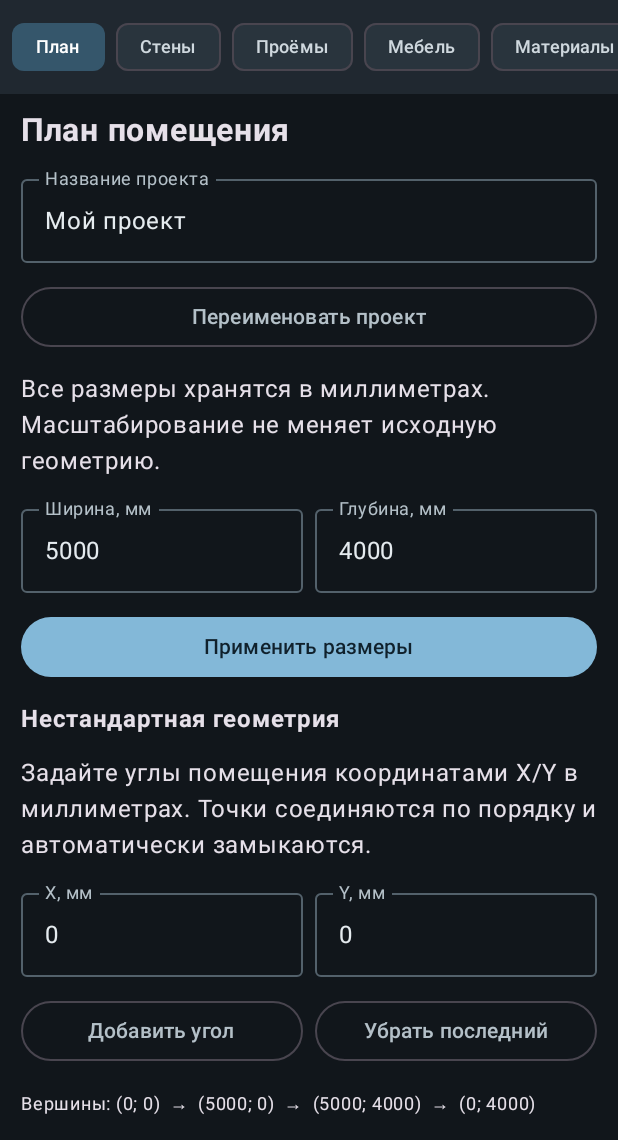
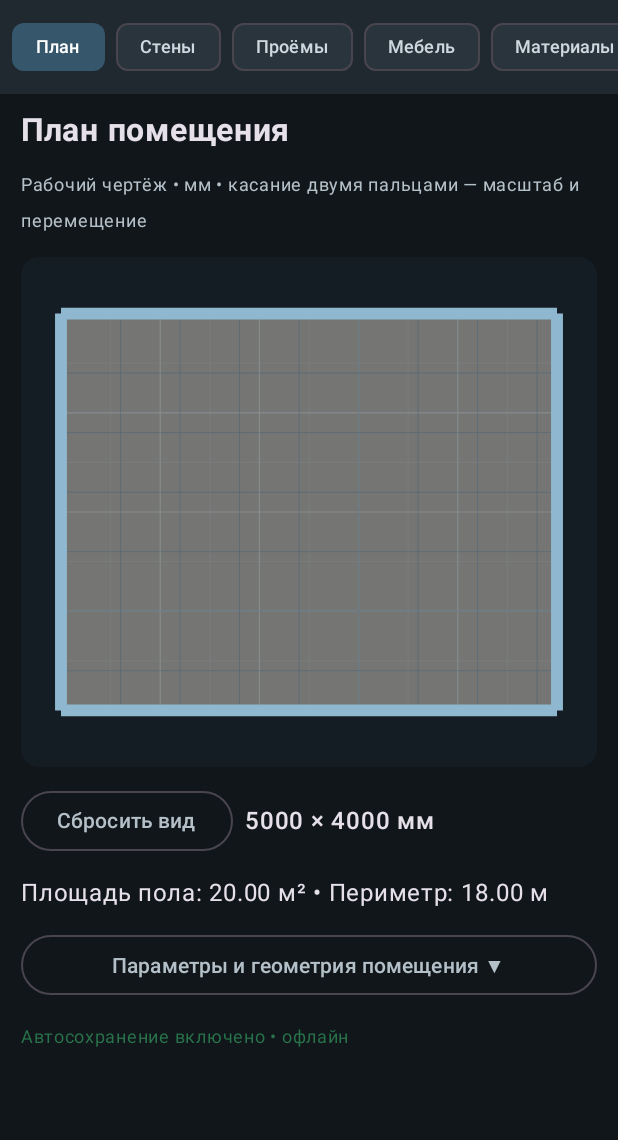
Before and after one commit to Romangold999/PLAN-DESIGN-3D, an Android app built with Jetpack Compose: the screen it shows after launch (MainActivity), on a phone screen of 412 x 824 dp, the part 96-1236 px from its top. Run offline under Robolectric (Android 15) with nearby library versions, the phone set to English and light mode, and no system bars.

Commit message:
Prioritize the drawing canvas and collapse room setup tools

```diff
--- a/app/src/main/java/com/romgold/plandesign3d/MainActivity.kt
+++ b/app/src/main/java/com/romgold/plandesign3d/MainActivity.kt
@@ -214,48 +214,9 @@ private fun PlanEditor(project: ProjectDocument, change: (ProjectDocument) -> Un
     var zoom by remember { mutableFloatStateOf(1f) }
     var pan by remember { mutableStateOf(Offset.Zero) }
     var projectName by remember(project.id, project.name) { mutableStateOf(project.name) }
+    var showGeometryTools by remember { mutableStateOf(false) }
     Text("План помещения", fontSize = 21.sp, fontWeight = FontWeight.Bold)
-    OutlinedTextField(value = projectName, onValueChange = { projectName = it }, label = { Text("Название проекта") }, singleLine = true, modifier = Modifier.fillMaxWidth())
-    OutlinedButton(onClick = { if (projectName.isNotBlank()) change(project.copy(name = projectName.trim())) }, modifier = Modifier.fillMaxWidth()) { Text("Переименовать проект") }
-    Text("Все размеры хранятся в миллиметрах. Масштабирование не меняет исходную геометрию.")
-    Row(horizontalArrangement = Arrangement.spacedBy(8.dp)) {
-        NumberInput("Ширина, мм", widthText, { widthText = it }, Modifier.weight(1f))
-        NumberInput("Глубина, мм", depthText, { depthText = it }, Modifier.weight(1f))
-    }
-    Button(onClick = {
-        val w = widthText.toIntOrNull()?.coerceIn(1000, 30000) ?: return@Button
-        val d = depthText.toIntOrNull()?.coerceIn(1000, 30000) ?: return@Button
-        change(project.copy(room = RoomPlan.rectangle(w, d), furniture = emptyList()))
-        zoom = 1f
-        pan = Offset.Zero
-    }, modifier = Modifier.fillMaxWidth()) { Text("Применить размеры") }
-
-    var pointX by remember { mutableStateOf("0") }
-    var pointY by remember { mutableStateOf("0") }
-    var vertices by remember(project.room) { mutableStateOf(project.room.walls.map { it.start }) }
-    Text("Нестандартная геометрия", fontWeight = FontWeight.Bold)
-    Text("Задайте углы помещения координатами X/Y в миллиметрах. Точки соединяются по порядку и автоматически замыкаются.")
-    Row(horizontalArrangement = Arrangement.spacedBy(8.dp)) {
-        NumberInput("X, мм", pointX, { pointX = it }, Modifier.weight(1f))
-        NumberInput("Y, мм", pointY, { pointY = it }, Modifier.weight(1f))
-    }
-    Row(horizontalArrangement = Arrangement.spacedBy(8.dp)) {
-        OutlinedButton(onClick = {
-            val x = pointX.toIntOrNull() ?: return@OutlinedButton
-            val y = pointY.toIntOrNull() ?: return@OutlinedButton
-            val point = Point2(x, y)
-            if (point !in vertices) vertices = vertices + point
-        }, modifier = Modifier.weight(1f)) { Text("Добавить угол") }
-        OutlinedButton(onClick = { if (vertices.isNotEmpty()) vertices = vertices.dropLast(1) },
-            enabled = vertices.isNotEmpty(), modifier = Modifier.weight(1f)) { Text("Убрать последний") }
-    }
-    Text("Вершины: " + vertices.joinToString("  →  ") { "(" + it.xMm + "; " + it.yMm + ")" }, fontSize = 12.sp)
-    Button(onClick = {
-        val shape = runCatching { RoomPlan.fromPoints(vertices, project.room.walls.first().thicknessMm, project.room.walls.first().heightMm) }.getOrNull()
-            ?: return@Button
-        change(project.copy(room = shape, furniture = emptyList()))
-    }, enabled = vertices.size >= 3, modifier = Modifier.fillMaxWidth()) { Text("Построить помещение по контуру") }
-
+    Text("Рабочий чертёж • мм • касание двумя пальцами — масштаб и перемещение", color = MaterialTheme.colorScheme.onSurfaceVariant, fontSize = 12.sp)
     Box(Modifier.fillMaxWidth().height(340.dp).background(Color(0xFF151D24), RoundedCornerShape(12.dp)).padding(8.dp)) {
         Canvas(Modifier.fillMaxSize().pointerInput(project.room) {
             detectTransformGestures { _, delta, zoomDelta, _ ->
@@ -350,6 +311,65 @@ private fun PlanEditor(project: ProjectDocument, change: (ProjectDocument) -> Un
     }
     val metrics = project.room.metrics()
     Text("Площадь пола: %.2f м² • Периметр: %.2f м".format(metrics.floorAreaM2, metrics.perimeterM))
+    OutlinedButton(
+        onClick = { showGeometryTools = !showGeometryTools },
+        modifier = Modifier.fillMaxWidth()
+    ) {
+        Text(if (showGeometryTools) "Скрыть параметры помещения ▲" else "Параметры и геометрия помещения ▼")
+    }
+    if (showGeometryTools) {
+        Card(
+            colors = CardDefaults.cardColors(containerColor = Color(0xFF1B252D)),
+            shape = RoundedCornerShape(12.dp)
+        ) {
+            Column(
+                Modifier.fillMaxWidth().padding(12.dp),
+                verticalArrangement = Arrangement.spacedBy(10.dp)
+            ) {
+                    Text("План помещения", fontSize = 21.sp, fontWeight = FontWeight.Bold)
+                    OutlinedTextField(value = projectName, onValueChange = { projectName = it }, label = { Text("Название проекта") }, singleLine = true, modifier = Modifier.fillMaxWidth())
+                    OutlinedButton(onClick = { if (projectName.isNotBlank()) change(project.copy(name = projectName.trim())) }, modifier = Modifier.fillMaxWidth()) { Text("Переименовать проект") }
+                    Text("Все размеры хранятся в миллиметрах. Масштабирование не меняет исходную геометрию.")
+                    Row(horizontalArrangement = Arrangement.spacedBy(8.dp)) {
+                        NumberInput("Ширина, мм", widthText, { widthText = it }, Modifier.weight(1f))
+                        NumberInput("Глубина, мм", depthText, { depthText = it }, Modifier.weight(1f))
+                    }
+                    Button(onClick = {
+                        val w = widthText.toIntOrNull()?.coerceIn(1000, 30000) ?: return@Button
+                        val d = depthText.toIntOrNull()?.coerceIn(1000, 30000) ?: return@Button
+                        change(project.copy(room = RoomPlan.rectangle(w, d), furniture = emptyList()))
+                        zoom = 1f
+                        pan = Offset.Zero
+                    }, modifier = Modifier.fillMaxWidth()) { Text("Применить размеры") }
+
+                    var pointX by remember { mutableStateOf("0") }
+                    var pointY by remember { mutableStateOf("0") }
+                    var vertices by remember(project.room) { mutableStateOf(project.room.walls.map { it.start }) }
+                    Text("Нестандартная геометрия", fontWeight = FontWeight.Bold)
+                    Text("Задайте углы помещения координатами X/Y в миллиметрах. Точки соединяются по порядку и автоматически замыкаются.")
+                    Row(horizontalArrangement = Arrangement.spacedBy(8.dp)) {
+                        NumberInput("X, мм", pointX, { pointX = it }, Modifier.weight(1f))
+                        NumberInput("Y, мм", pointY, { pointY = it }, Modifier.weight(1f))
+                    }
+                    Row(horizontalArrangement = Arrangement.spacedBy(8.dp)) {
+                        OutlinedButton(onClick = {
+                            val x = pointX.toIntOrNull() ?: return@OutlinedButton
+                            val y = pointY.toIntOrNull() ?: return@OutlinedButton
+                            val point = Point2(x, y)
+                            if (point !in vertices) vertices = vertices + point
+                        }, modifier = Modifier.weight(1f)) { Text("Добавить угол") }
+                        OutlinedButton(onClick = { if (vertices.isNotEmpty()) vertices = vertices.dropLast(1) },
+                            enabled = vertices.isNotEmpty(), modifier = Modifier.weight(1f)) { Text("Убрать последний") }
+                    }
+                    Text("Вершины: " + vertices.joinToString("  →  ") { "(" + it.xMm + "; " + it.yMm + ")" }, fontSize = 12.sp)
+                    Button(onClick = {
+                        val shape = runCatching { RoomPlan.fromPoints(vertices, project.room.walls.first().thicknessMm, project.room.walls.first().heightMm) }.getOrNull()
+                            ?: return@Button
+                        change(project.copy(room = shape, furniture = emptyList()))
+                    }, enabled = vertices.size >= 3, modifier = Modifier.fillMaxWidth()) { Text("Построить помещение по контуру") }
+            }
+        }
+    }
 }
 
 
```
